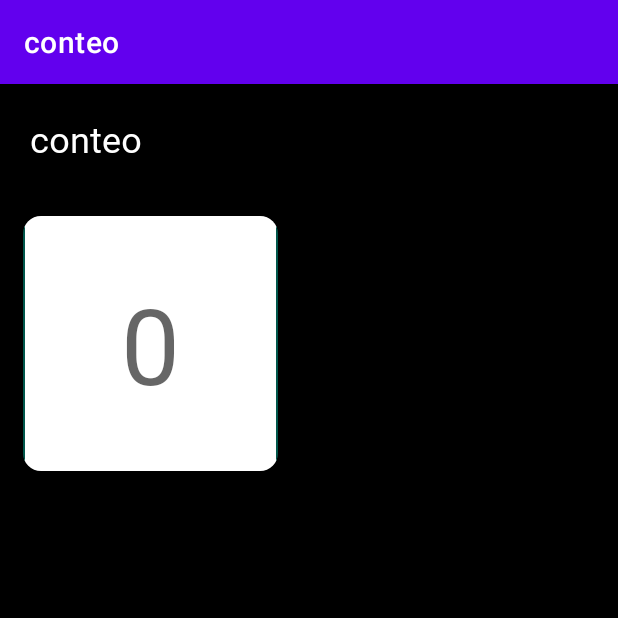
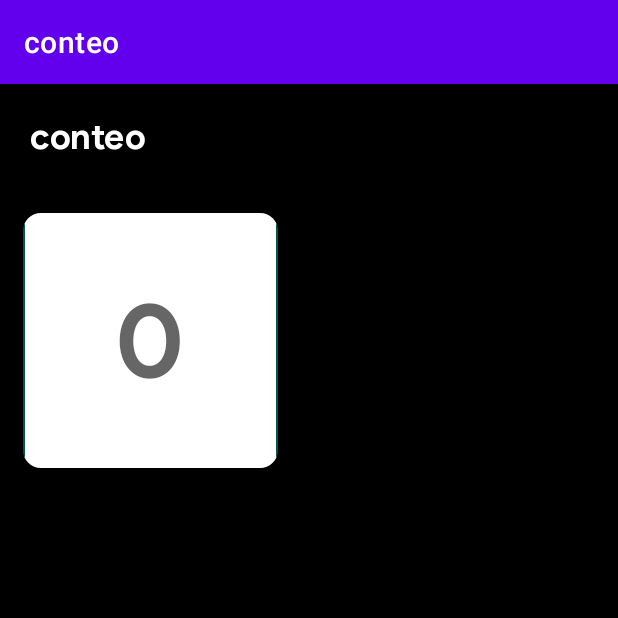
Before and after one commit to ebening/conteo, an Android app: the screen it shows after launch (MainActivity), on a phone screen of 412 x 824 dp, the top half of it. Run offline under Robolectric (Android 15) with nearby library versions, the phone set to English and light mode, and no system bars.

Commit message:
adding layout

```diff
--- a/app/src/main/res/layout/activity_main.xml
+++ b/app/src/main/res/layout/activity_main.xml
@@ -16,7 +16,7 @@
             android:layout_width="wrap_content"
             android:layout_height="wrap_content"
             android:text="@string/app_name"
-            android:fontFamily="@font/googlesansbold"
+            android:fontFamily="@font/google_sans_bold"
             android:textSize="24sp"
             android:textColor="@color/white"
             android:layout_margin="20dp">
@@ -51,7 +51,7 @@
                         android:layout_height="220dp"
                         android:background="@drawable/custom_input"
                         android:ems="10"
-                        android:fontFamily="@font/googlesansbold"
+                        android:fontFamily="@font/google_sans_bold"
                         android:gravity="center"
                         android:hint="@string/app_txt_hint"
                         android:inputType="textMultiLine"
```
